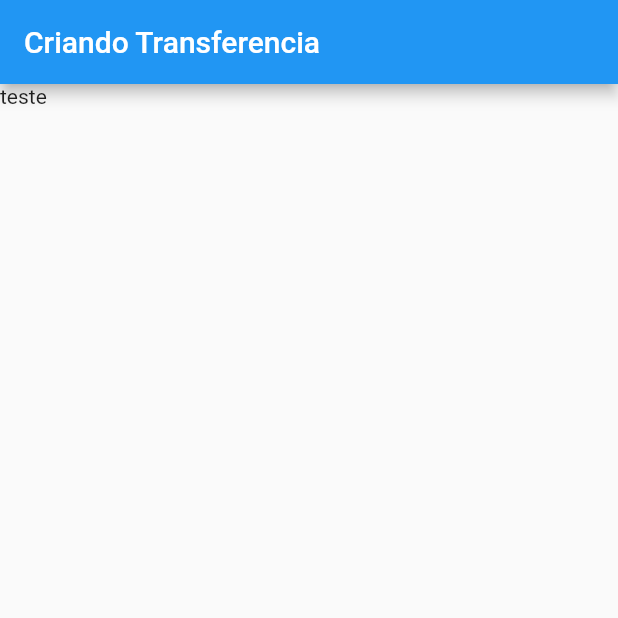
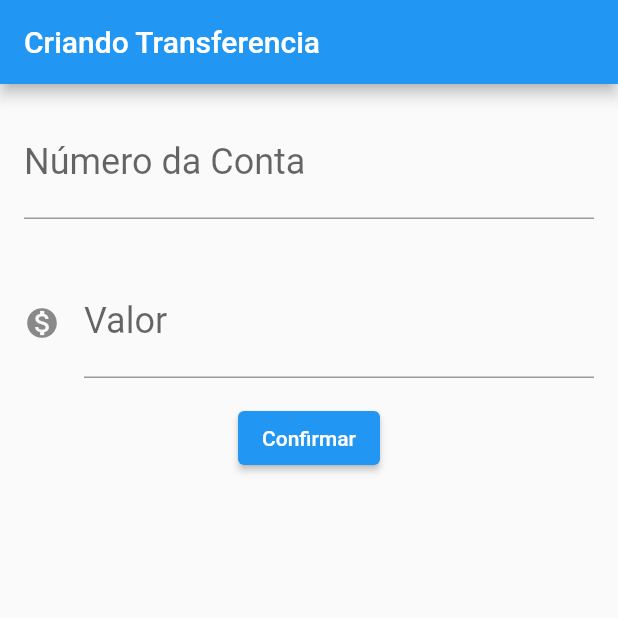
Before and after one commit to natthdias/bytebank, a Flutter app: the screen it shows after launch, on a phone screen of 412 x 824 dp, the top half of it. Run offline on Flutter 3.47's test engine with Material 2 defaults, Android fonts, the phone set to English and light mode, and no system bars.

Commit message:
Montando o layout do formulário

```diff
--- a/lib/main.dart
+++ b/lib/main.dart
@@ -9,7 +9,37 @@ class FormularioTransferencia extends StatelessWidget {
       appBar: AppBar(
         title: Text('Criando Transferencia'),
       ),
-      body: Text('teste'),
+      body: Column(
+        children: <Widget>[
+          Padding(
+            padding: const EdgeInsets.all(16.0),
+            child: TextField(
+              style: TextStyle(fontSize: 24.0),
+              decoration: InputDecoration(
+                labelText: 'Número da Conta',
+                hintText: '0000',
+              ),
+              keyboardType: TextInputType.number,
+            ),
+          ),
+          Padding(
+            padding: const EdgeInsets.all(16.0),
+            child: TextField(
+              style: TextStyle(fontSize: 24.0),
+              decoration: InputDecoration(
+                icon: Icon(Icons.monetization_on),
+                labelText: 'Valor',
+                hintText: '0.00',
+              ),
+              keyboardType: TextInputType.number,
+            ),
+          ),
+          ElevatedButton(
+            onPressed: () {},
+            child: Text('Confirmar'),
+          )
+        ],
+      ),
     );
   }
 }
```
